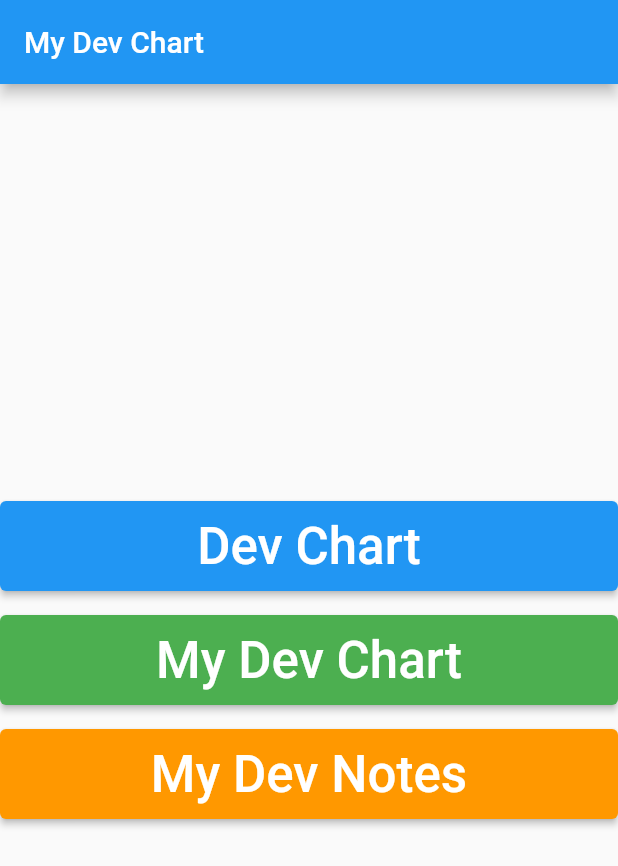
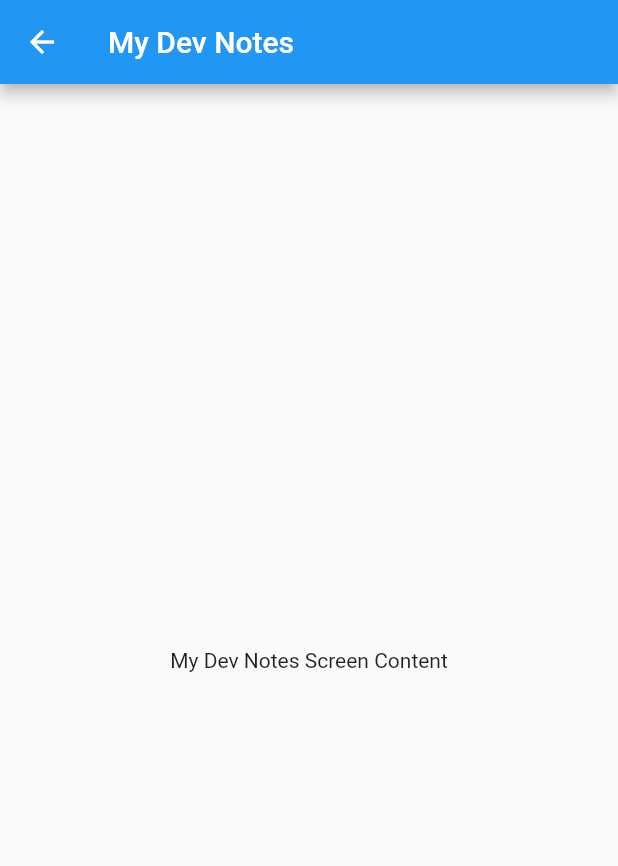
Before and after one commit to AlexGuoussatchok/my_dev_chart, a Flutter app: the screen it shows after launch, after a tap on "My Dev Notes", on a phone screen of 412 x 824 dp. Shown: the top 866 px of the screen. Run offline on Flutter 3.47's test engine with Material 2 defaults, Android fonts, the light colour scheme and no system bars.

Commit message:
+ 3 screens added + buttons ob the home screen action added

```diff
--- a/lib/screens/home_screen.dart
+++ b/lib/screens/home_screen.dart
@@ -1,4 +1,7 @@
 import 'package:flutter/material.dart';
+import 'dev_chart_screen.dart'; // Import the DevChartScreen class
+import 'my_dev_chart.dart'; // Import the MyDevChartScreen class
+import 'my_dev_notes.dart'; // Import the MyDevNotesScreen class
 
 class HomeScreen extends StatelessWidget {
   const HomeScreen({Key? key}) : super(key: key);
@@ -22,7 +25,11 @@ class HomeScreen extends StatelessWidget {
                       minimumSize: Size(double.infinity, 60),
                     ),
                     onPressed: () {
-                      // Handle the 'Dev Chart' button press
+                      // Navigate to DevChartScreen
+                      Navigator.push(
+                        context,
+                        MaterialPageRoute(builder: (context) => DevChartScreen()),
+                      );
                     },
                     child: Text(
                       'Dev Chart',
@@ -42,7 +49,11 @@ class HomeScreen extends StatelessWidget {
                       minimumSize: Size(double.infinity, 60),
                     ),
                     onPressed: () {
-                      // Handle the 'My Dev Chart' button press
+                      // Navigate to MyDevChartScreen
+                      Navigator.push(
+                        context,
+                        MaterialPageRoute(builder: (context) => MyDevChartScreen()),
+                      );
                     },
                     child: Text(
                       'My Dev Chart',
@@ -62,7 +73,11 @@ class HomeScreen extends StatelessWidget {
                       minimumSize: Size(double.infinity, 60),
                     ),
                     onPressed: () {
-                      // Handle the 'My Dev Notes' button press
+                      // Navigate to MyDevNotesScreen
+                      Navigator.push(
+                        context,
+                        MaterialPageRoute(builder: (context) => MyDevNotesScreen()),
+                      );
                     },
                     child: Text(
                       'My Dev Notes',
--- /dev/null
+++ b/lib/screens/my_dev_notes.dart
@@ -0,0 +1,17 @@
+import 'package:flutter/material.dart';
+
+class MyDevNotesScreen extends StatelessWidget {
+  const MyDevNotesScreen({Key? key}) : super(key: key);
+
+  @override
+  Widget build(BuildContext context) {
+    return Scaffold(
+      appBar: AppBar(
+        title: Text('My Dev Notes'),
+      ),
+      body: Center(
+        child: Text('My Dev Notes Screen Content'),
+      ),
+    );
+  }
+}
```
Also changed, not shown: lib/screens/dev_chart_screen.dart (added, +17 -0 lines), lib/screens/my_dev_chart.dart (added, +17 -0 lines).
